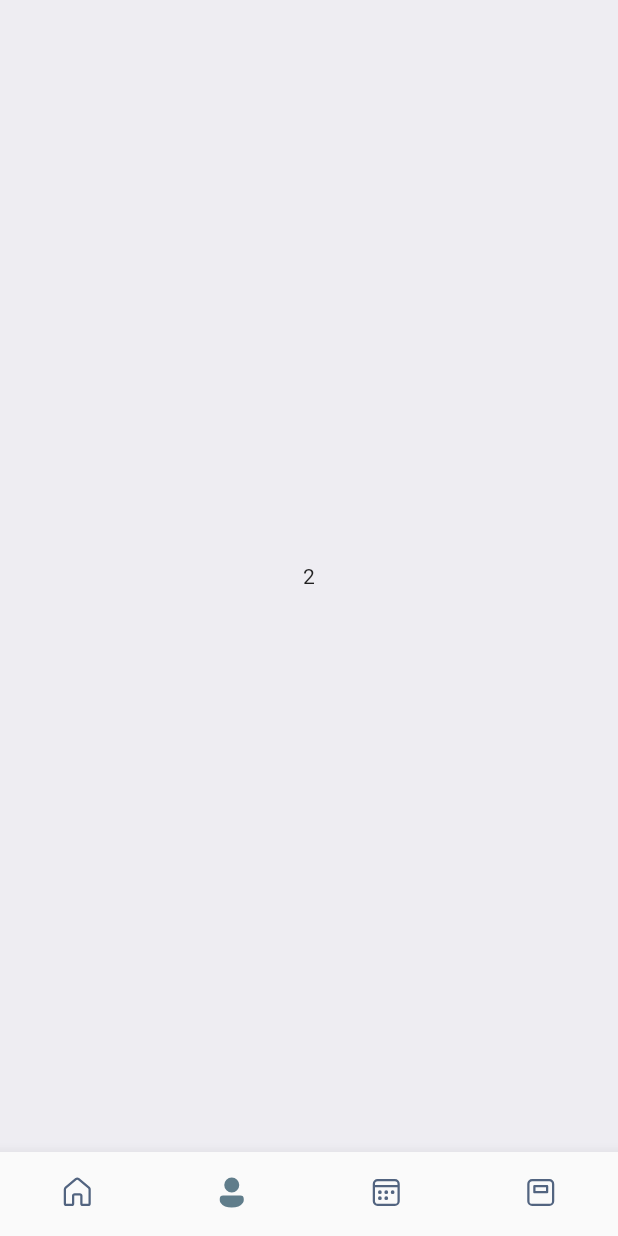
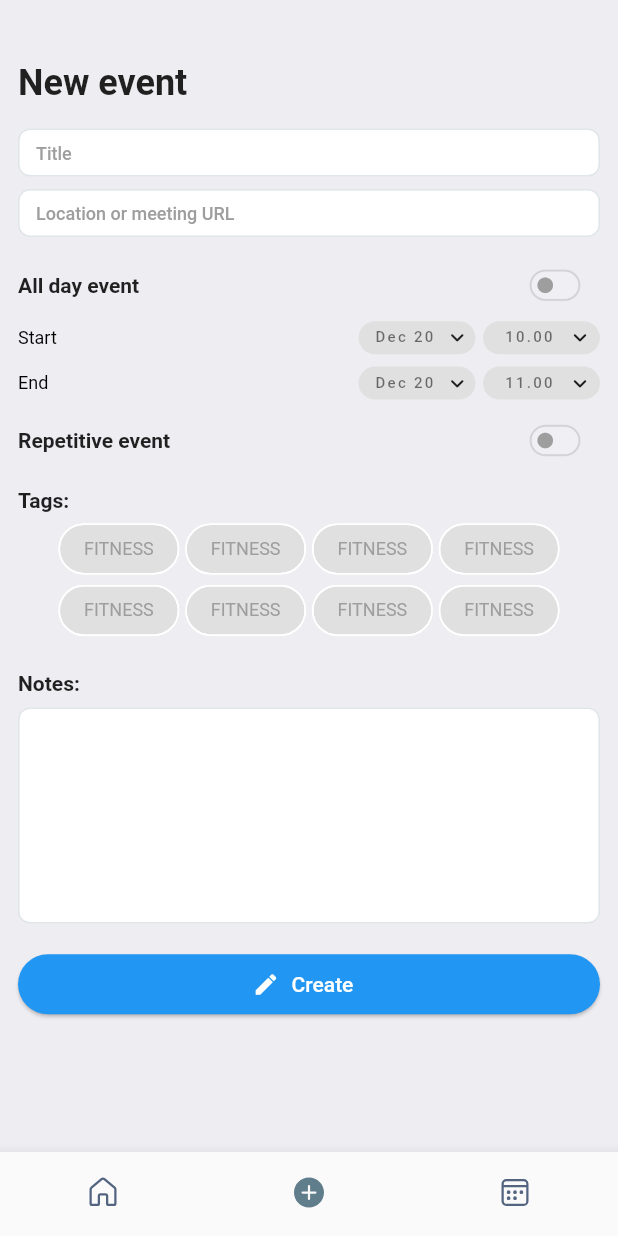
Before and after one commit to safauludogan/event_reminder_app, a Flutter app: the screen it shows once a user with an empty profile is signed in, item 2 of the bottom bar chosen, on a phone screen of 412 x 824 dp. Run offline on Flutter 3.47's test engine with Material 2 defaults, Android fonts, the phone set to English and light mode, and no system bars; drawn by our look-alikes of keyboard_dismisser; our stand-ins replace animate_do, auto_route, bot_toast, cloud_firestore, connectivity_plus, dio and 12 more; missing offline and left inert: dio_nexus, firebase_ui_auth, firebase_ui_oauth_apple, firebase_ui_oauth_google; accounts and stored records are empty; generated files the repository leaves out were written again.

Commit message:
create event UI design finish

```diff
--- /dev/null
+++ b/lib/core/components/base/base_custom_textfield.dart
@@ -0,0 +1,78 @@
+import 'package:event_reminder_app/core/constants/project_variables.dart';
+import 'package:event_reminder_app/core/extension/context_extension.dart';
+import 'package:flutter/material.dart';
+
+@immutable
+final class BaseTextFormField extends TextFormField {
+  BaseTextFormField({
+    required this.context,
+    required super.controller,
+    this.suffixText,
+    super.key,
+    super.initialValue,
+    super.focusNode,
+    String? hintText,
+    super.keyboardType,
+    super.textCapitalization = TextCapitalization.none,
+    super.autofocus = false,
+    super.obscuringCharacter = '•',
+    super.obscureText = false,
+    super.autocorrect = true,
+    super.enableSuggestions = true,
+    super.maxLines = 1,
+    super.minLines, // when multiline = true, minLines = 6
+    super.expands = false,
+    super.maxLength = ProjectVaribles.textMaxLength,
+    super.onChanged,
+    super.onTap,
+    super.onEditingComplete,
+    super.onFieldSubmitted,
+    super.onSaved,
+    super.validator,
+    super.inputFormatters,
+    super.enabled,
+    super.cursorWidth = 2.0,
+    super.enableInteractiveSelection = true,
+    super.autofillHints,
+    super.autovalidateMode,
+  }) : super(
+          decoration: customDecoration(context, hintText, suffixText),
+        );
+  late final BuildContext context;
+  String? suffixText;
+}
+
+InputDecoration customDecoration(
+  BuildContext context,
+  String? hintText,
+  String? suffixText,
+) {
+  return InputDecoration(
+    hintStyle: context.textTheme.bodySmall?.copyWith(
+      fontWeight: FontWeight.w500,
+      color: Colors.grey,
+    ),
+    contentPadding: const EdgeInsets.only(
+      left: 8,
+      right: 8,
+      top: 8,
+      bottom: 8,
+    ),
+    suffixText: suffixText,
+    hintText: hintText,
+    fillColor: Colors.white,
+    filled: true,
+    focusedErrorBorder: customBorder,
+    disabledBorder: customBorder,
+    focusedBorder: customBorder,
+    border: customBorder,
+    enabledBorder: customBorder,
+    errorBorder: customBorder,
+    counterText: '',
+  );
+}
+
+OutlineInputBorder get customBorder => OutlineInputBorder(
+      borderSide: BorderSide(color: Colors.blueGrey.withOpacity(0.2)),
+      borderRadius: const BorderRadius.all(Radius.circular(8)),
+    );
--- /dev/null
+++ b/lib/core/components/widgets/container_date_stadium.dart
@@ -0,0 +1,41 @@
+import 'package:event_reminder_app/core/extension/context_extension.dart';
+import 'package:flutter/material.dart';
+import 'package:gap/gap.dart';
+
+class StadiumContainerDate extends StatelessWidget {
+  const StadiumContainerDate({required this.text, this.onTap, super.key});
+  final String text;
+  final void Function()? onTap;
+
+  @override
+  Widget build(BuildContext context) {
+    return InkWell(
+      onTap: onTap,
+      child: Container(
+        width: 78,
+        height: 22,
+        decoration: ShapeDecoration(
+          color: Colors.grey.shade300,
+          shape: const StadiumBorder(),
+        ),
+        child: Center(
+          child: Row(
+            mainAxisAlignment: MainAxisAlignment.spaceAround,
+            children: [
+              Gap(context.dynamicWidth(0.003)),
+              Text(
+                text,
+                style: context.textTheme.labelSmall?.copyWith(
+                    fontWeight: FontWeight.w500, color: Colors.black54),
+              ),
+              const Icon(
+                Icons.keyboard_arrow_down_rounded,
+                size: 18,
+              )
+            ],
+          ),
+        ),
+      ),
+    );
+  }
+}
--- a/lib/core/components/widgets/custom_elevatedbutton.dart
+++ b/lib/core/components/widgets/custom_elevatedbutton.dart
@@ -1,6 +1,6 @@
+import 'package:event_reminder_app/core/extension/context_extension.dart';
 import 'package:flutter/foundation.dart';
 import 'package:flutter/material.dart';
-import 'package:event_reminder_app/core/extension/context_extension.dart';
 
 class CustomElevatedButton extends StatelessWidget {
   const CustomElevatedButton({
--- /dev/null
+++ b/lib/core/components/widgets/custom_switch.dart
@@ -0,0 +1,21 @@
+import 'package:flutter/material.dart';
+
+class CustomSwitch extends StatelessWidget {
+  const CustomSwitch({required this.value, this.onChanged, super.key});
+  final bool value;
+  final void Function(bool)? onChanged;
+
+  @override
+  Widget build(BuildContext context) {
+    return Transform.scale(
+      filterQuality: FilterQuality.high,
+      scale: 0.65,
+      child: Switch(
+        inactiveThumbColor: Colors.grey,
+        activeColor: Colors.blue,
+        value: value,
+        onChanged: onChanged,
+      ),
+    );
+  }
+}
--- /dev/null
+++ b/lib/core/components/widgets/title_widget.dart
@@ -0,0 +1,21 @@
+import 'package:event_reminder_app/core/extension/context_extension.dart';
+import 'package:flutter/material.dart';
+
+class TitleView extends StatefulWidget {
+  const TitleView({required this.text, super.key});
+  final String text;
+  @override
+  State<TitleView> createState() => TitleViewState();
+}
+
+class TitleViewState extends State<TitleView> {
+  @override
+  Widget build(BuildContext context) {
+    return Text(
+      widget.text,
+      style: context.textTheme.headlineSmall?.copyWith(
+        fontWeight: FontWeight.bold,
+      ),
+    );
+  }
+}
--- a/lib/core/constants/project_variables.dart
+++ b/lib/core/constants/project_variables.dart
@@ -8,4 +8,8 @@ class ProjectVaribles {
   static const int emailMaxLength = 40;
   static const int passwordMaxLength = 20;
   static const double toastIconHW = 20;
+  static const int textMaxLength = 12;
+  static const int textLocationMaxLength = 60;
+  static const int noteMaxLength = 240;
+  static const int noteTextMaxLine = 8;
 }
--- a/lib/core/constants/string_constants.dart
+++ b/lib/core/constants/string_constants.dart
@@ -27,7 +27,18 @@ class StringConstants {
   static const String noConnectionServer = 'Server connection failed';
   static const String dontYouHaveAnAcc = "Don't you have an account?";
   static const String donYouHaveAnAcc = 'Do you have an account?';
-  static const String verifyEmailAddress = 'Please verify your mail address\nWe sent a link!';
+  static const String verifyEmailAddress =
+      'Please verify your mail address\nWe sent a link!';
+  static const String newEvent = 'New event';
+  static const String title = 'Title';
+  static const String locationOrMeetingUrl = 'Location or meeting URL';
+  static const String allDayEvent = 'All day event';
+  static const String repetitiveEvent = 'Repetitive event';
+  static const String start = 'Start';
+  static const String end = 'End';
+  static const String tags = 'Tags';
+  static const String notes = 'Notes';
+  static const String create = 'Create';
 }
 
 @immutable
--- a/lib/core/extension/context_extension.dart
+++ b/lib/core/extension/context_extension.dart
@@ -49,7 +49,7 @@ extension BuildContextExtension on BuildContext {
   EdgeInsets get paddingLeftHigh => EdgeInsets.only(left: width * .1);
 
   //PaddingSymectric
-  EdgeInsets get paddingScaffold => const EdgeInsets.symmetric(horizontal: 4);
+  EdgeInsets get paddingScaffold => const EdgeInsets.symmetric(horizontal: 12);
   EdgeInsets get paddingMediumScaffold =>
       EdgeInsets.symmetric(horizontal: normalValue);
 
--- /dev/null
+++ b/lib/features/home/create_event/components/event_date_selection_base.dart
@@ -0,0 +1,50 @@
+part of '../create_event_view.dart';
+
+class EventSelectionBase extends StatelessWidget {
+  const EventSelectionBase({
+    required this.subTitle,
+    required this.date,
+    required this.time,
+    this.onDateSelect,
+    this.onTimeSelect,
+    super.key,
+  });
+  final String subTitle;
+  final String date;
+  final String time;
+  final void Function(DateTime)? onDateSelect;
+  final void Function(TimeOfDay)? onTimeSelect;
+
+  @override
+  Widget build(BuildContext context) {
+    return Row(
+      mainAxisAlignment: MainAxisAlignment.spaceBetween,
+      children: [
+        subTitleText(subTitle),
+        const Spacer(),
+        StadiumContainerDate(
+          text: date,
+          onTap: () async {
+            final selectedDate = await DatePicker().pickDate(context: context);
+            if (selectedDate == null) return;
+            onDateSelect?.call(selectedDate);
+          },
+        ),
+        const Gap(5),
+        StadiumContainerDate(
+          text: time,
+          onTap: () async {
+            final selectedTime = await DatePicker().pickTime(context: context);
+            if (selectedTime == null) return;
+            onTimeSelect?.call(TimeOfDay.now());
+          },
+        ),
+      ],
+    );
+  }
+
+  Widget subTitleText(String text) => Text(
+        text,
+        style: context.textTheme.labelMedium,
+      );
+}
--- /dev/null
+++ b/lib/features/home/create_event/create_event_viewmodel.dart
@@ -0,0 +1,19 @@
+import 'package:event_reminder_app/features/home/create_event/create_event_view.dart';
+import 'package:flutter/material.dart';
+
+abstract class CreateEventViewModel extends State<CreateEventView> {
+  @override
+  void dispose() {
+    super.dispose();
+    titleController.dispose();
+    locationController.dispose();
+    noteController.dispose();
+  }
+
+  GlobalKey<FormState> globalKey = GlobalKey<FormState>();
+  final titleController = TextEditingController();
+  final locationController = TextEditingController();
+  final noteController = TextEditingController();
+
+  bool itemSelect = false;
+}
--- a/lib/features/home/page2/page2_view.dart
+++ /dev/null
@@ -1,13 +0,0 @@
-import 'package:flutter/material.dart';
-
-class Page2View extends StatelessWidget {
-  const Page2View({super.key});
-
-  @override
-  Widget build(BuildContext context) {
-    return const Scaffold(
-        body: Center(
-      child: Text('2'),
-    ),);
-  }
-}
--- a/pubspec.yaml
+++ b/pubspec.yaml
@@ -33,6 +33,7 @@ dependencies:
   flutter_svg: ^2.0.7
   cupertino_icons: ^1.0.5
   lottie: ^2.6.0
+  gap: ^3.0.1
 
   # state management
   flutter_mobx: ^2.0.6+5
```
Also changed, not shown: lib/core/components/widgets/custom_textformfield.dart (+21 -118 lines), lib/features/home/base/viewmodel/home_viewmodel.dart (+6 -12 lines), lib/features/home/create_event/create_event_view.dart (added, +199 -0 lines), lib/product/utility/date_picker.dart (added, +21 -0 lines), lib/features/home/create_event/create_event_provider.dart (added), pubspec.lock.
